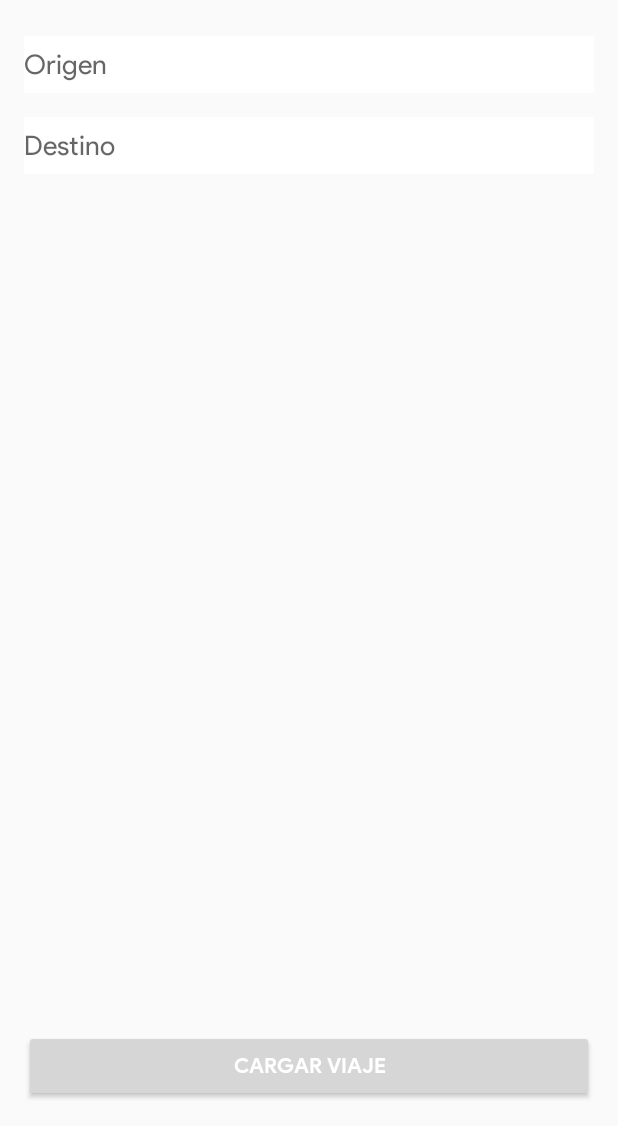
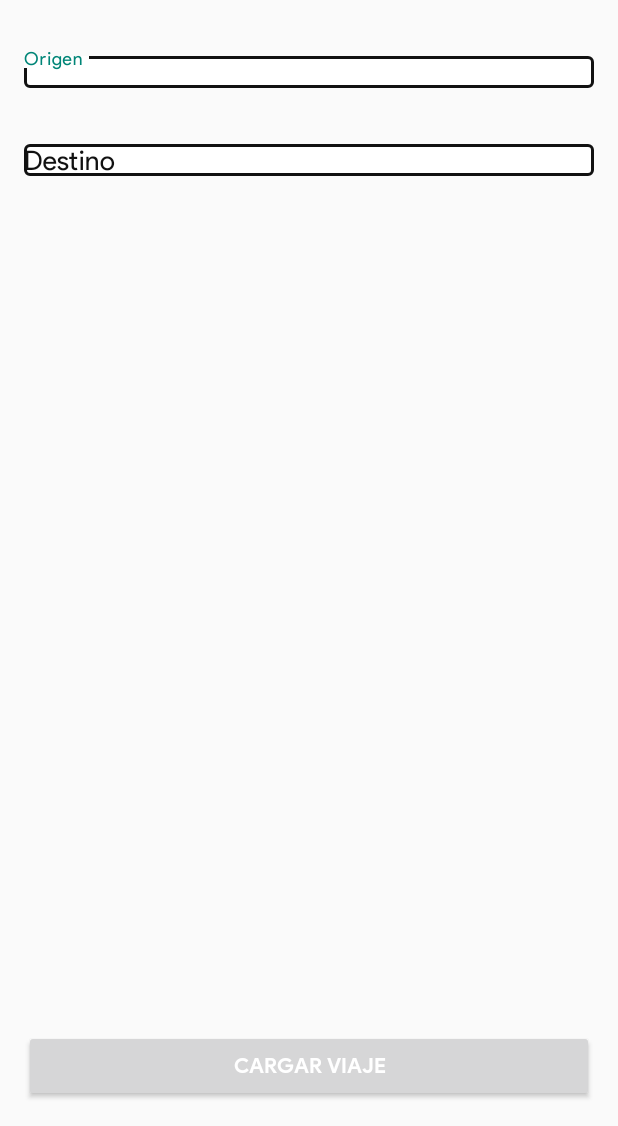
Before and after one commit to tdp2-1c2019/petify-android, an Android app: the MapsActivity screen opened directly, with no data from a screen before it, on a phone screen of 412 x 824 dp, the part 110-1236 px from its top. Run offline under Robolectric (Android 15) with nearby library versions, the phone set to English and light mode, and no system bars; our stand-ins replace Firebase (no records; nobody signed in at launch, a user with empty details on screens opened directly), sdp/ssp sizes; libraries missing offline, so code that uses them is left out: com.akexorcist.googledirection.

Commit message:
Agrega estilos a textbox

```diff
--- a/app/src/main/res/layout/activity_maps.xml
+++ b/app/src/main/res/layout/activity_maps.xml
@@ -1,5 +1,6 @@
 <?xml version="1.0" encoding="utf-8"?>
 <FrameLayout xmlns:android="http://schemas.android.com/apk/res/android"
+    xmlns:app="http://schemas.android.com/apk/res-auto"
     xmlns:tools="http://schemas.android.com/tools"
     android:layout_width="match_parent"
     android:layout_height="match_parent"
@@ -23,39 +24,52 @@
             android:layout_alignParentTop="true"
             android:layout_margin="@dimen/_10sdp"
             android:text="@string/app_name"
+            android:textAlignment="center"
             android:textColor="@color/com_facebook_blue"
-            android:textAlignment="center"
-            android:theme="@style/Title"/>
+            android:theme="@style/Title" />
 
-        <EditText
-            android:id="@+id/origin_address"
+
+        <android.support.design.widget.TextInputLayout
+            android:id="@+id/origin_address_container"
+            style="@style/Textbox"
             android:layout_width="match_parent"
             android:layout_height="wrap_content"
             android:layout_below="@id/mapsActivityTitleTV"
-            android:layout_marginTop="@dimen/_5sdp"
-            android:layout_marginBottom="@dimen/_5sdp"
-            android:layout_marginLeft="@dimen/_10sdp"
-            android:layout_marginRight="@dimen/_10sdp"
-            android:paddingTop="@dimen/_5sdp"
-            android:paddingBottom="@dimen/_5sdp"
-            android:hint="Origen"
-            android:inputType="textPostalAddress"
-            android:background="#FFFFFF" />
+            android:layout_margin="@dimen/_10sdp"
+            android:layout_weight="1"
+            android:textColorHint="@color/dark"
+            android:theme="@style/Textbox"
+            app:boxBackgroundColor="@color/white"
+            app:boxStrokeColor="@color/dark">
 
-        <EditText
-            android:id="@+id/destination_address"
+            <EditText
+                android:id="@+id/origin_address"
+                android:layout_width="match_parent"
+                android:layout_height="match_parent"
+                android:layout_weight="1"
+                android:hint="Origen" />
+        </android.support.design.widget.TextInputLayout>
+
+        <android.support.design.widget.TextInputLayout
+            android:id="@+id/destination_address_container"
+            style="@style/Textbox"
             android:layout_width="match_parent"
             android:layout_height="wrap_content"
-            android:layout_below="@id/origin_address"
-            android:layout_marginTop="@dimen/_5sdp"
-            android:layout_marginBottom="@dimen/_5sdp"
-            android:layout_marginLeft="@dimen/_10sdp"
-            android:layout_marginRight="@dimen/_10sdp"
-            android:paddingTop="@dimen/_5sdp"
-            android:paddingBottom="@dimen/_5sdp"
-            android:hint="Destino"
-            android:inputType="textPostalAddress"
-            android:background="#FFFFFF" />
+            android:layout_below="@id/origin_address_container"
+            android:layout_margin="@dimen/_10sdp"
+            android:layout_weight="1"
+            android:textColorHint="@color/dark"
+            android:theme="@style/Textbox"
+            app:boxBackgroundColor="@color/white"
+            app:boxStrokeColor="@color/dark">
+
+            <EditText
+                android:id="@+id/destination_address"
+                android:layout_width="match_parent"
+                android:layout_height="match_parent"
+                android:layout_weight="1"
+                android:hint="Destino" />
+        </android.support.design.widget.TextInputLayout>
 
         <Button
             android:id="@+id/cargar_viaje"
```
